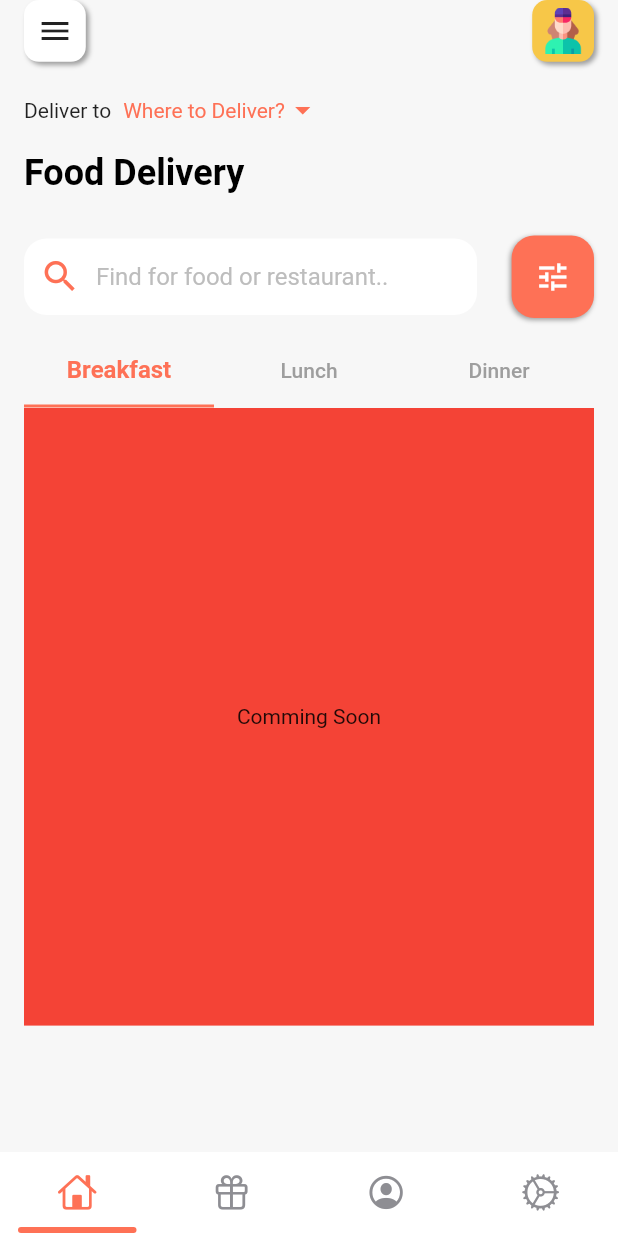
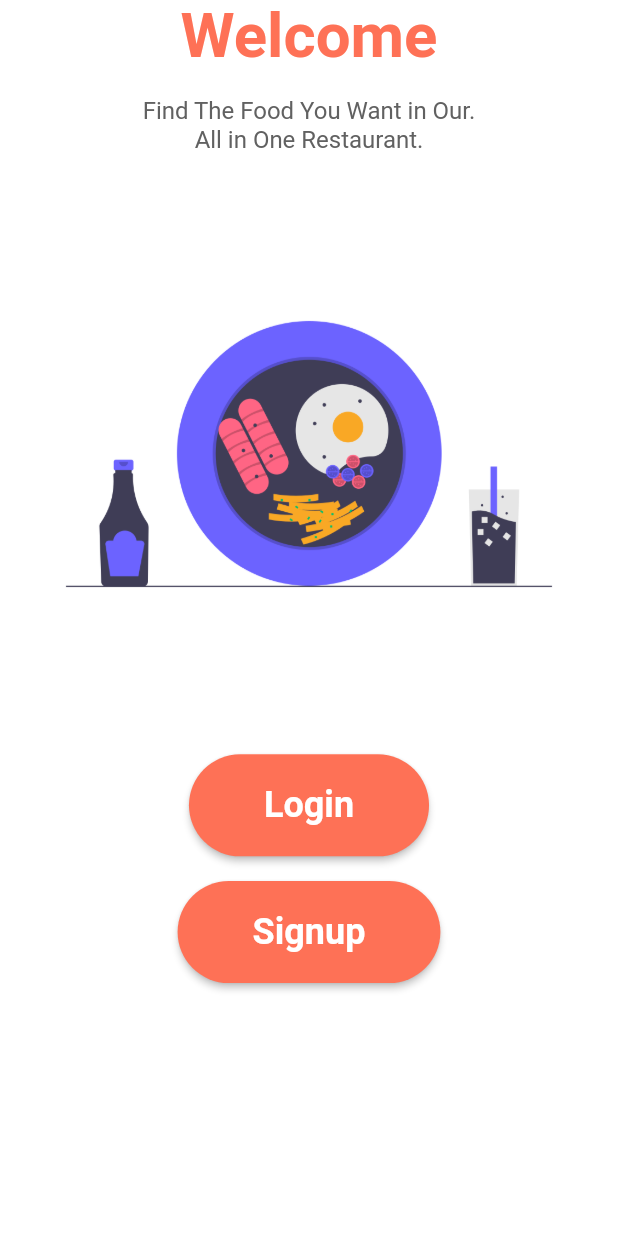
Before and after one commit to mdkamrulislam-web/restaurant_app_firebase_project, a Flutter app: the screen it shows after launch, on a phone screen of 412 x 824 dp. Run offline on Flutter 3.47's test engine with Material 2 defaults, Android fonts, the phone set to English and light mode, and no system bars; drawn by our look-alikes of persistent_bottom_nav_bar.

Commit message:
8th Commit - 2nd November 2021

```diff
--- a/lib/main.dart
+++ b/lib/main.dart
@@ -1,5 +1,8 @@
 import 'dart:ui';
-import 'package:firebase_project/screens/main_screen.dart';
+import 'package:firebase_project/screens/login_screen.dart';
+import 'package:firebase_project/screens/signup_screen.dart';
+import 'package:firebase_project/screens/welcome_screen.dart';
+import 'package:firebase_project/screens/home_screen.dart';
 import 'package:firebase_project/screens/offer_screen.dart';
 import 'package:firebase_project/screens/profile_screen.dart';
 import 'package:firebase_project/screens/settings_screen.dart';
@@ -35,7 +38,15 @@ class MyApp extends StatelessWidget {
         ),
       ),
       debugShowCheckedModeBanner: false,
-      home: const MyHomePage(),
+      // home: const WelcomeScreen(),
+      initialRoute: WelcomeScreen.id,
+      routes: {
+        WelcomeScreen.id: (context) => const WelcomeScreen(),
+        LoginScreen.id: (context) => const LoginScreen(),
+        SignupScreen.id: (context) => const SignupScreen(),
+        HomeScreen.id: (context) => const HomeScreen(),
+      },
+      // const MyHomePage(),
     );
   }
 }
@@ -78,7 +89,7 @@ class _MyHomePageState extends State<MyHomePage> {
 
   List<Widget> _buildScreens() {
     return [
-      const main_screen(),
+      const HomeScreen(),
       const OfferScreen(),
       const ProfileScreen(),
       const SettingsScreen(),
--- a/lib/screens/main_screen.dart
+++ b/lib/screens/home_screen.dart
@@ -3,15 +3,17 @@ import 'package:firebase_project/models/datamodels/restarunt_model.dart';
 import 'package:flutter/material.dart';
 
 // ignore: camel_case_types
-class main_screen extends StatefulWidget {
-  const main_screen({Key? key}) : super(key: key);
+class HomeScreen extends StatefulWidget {
+  const HomeScreen({Key? key}) : super(key: key);
+
+  static const String id = 'home_screen';
 
   @override
-  _main_screenState createState() => _main_screenState();
+  _HomeScreenState createState() => _HomeScreenState();
 }
 
 // ignore: camel_case_types
-class _main_screenState extends State<main_screen> {
+class _HomeScreenState extends State<HomeScreen> {
   @override
   Widget build(BuildContext context) {
     var size = MediaQuery.of(context).size;
--- /dev/null
+++ b/lib/screens/welcome_screen.dart
@@ -0,0 +1,121 @@
+import 'package:firebase_project/screens/signup_screen.dart';
+import 'package:flutter/material.dart';
+import 'package:flutter/widgets.dart';
+
+import 'login_screen.dart';
+
+// ignore: must_be_immutable
+class WelcomeScreen extends StatefulWidget {
+  const WelcomeScreen({Key? key}) : super(key: key);
+
+  static const String id = "welcome_screen";
+
+  @override
+  _WelcomeScreenState createState() => _WelcomeScreenState();
+}
+
+class _WelcomeScreenState extends State<WelcomeScreen> {
+  @override
+  Widget build(BuildContext context) {
+    Size size = MediaQuery.of(context).size;
+    return Scaffold(
+      backgroundColor: Colors.white,
+      body: SafeArea(
+        child: Center(
+          child: Column(
+            children: [
+              Text(
+                'Welcome',
+                style: TextStyle(
+                    color: const Color(0xfffe7156),
+                    fontSize: size.width.toDouble() / 10,
+                    fontWeight: FontWeight.w600),
+              ),
+              SizedBox(
+                height: size.height / 50,
+              ),
+              Text(
+                'Find The Food You Want in Our.',
+                style: TextStyle(
+                  color: Colors.grey.shade700,
+                  fontSize: 16,
+                ),
+              ),
+              Text(
+                'All in One Restaurant.',
+                style: TextStyle(
+                  color: Colors.grey.shade700,
+                  fontSize: 16,
+                ),
+              ),
+              SizedBox(
+                height: size.height / 10,
+              ),
+              const Image(
+                image: AssetImage(
+                  "assets/images/welcome_image.png",
+                ),
+              ),
+              SizedBox(
+                height: size.height / 10,
+              ),
+              ElevatedButton(
+                style: ButtonStyle(
+                    shape: MaterialStateProperty.all(
+                      RoundedRectangleBorder(
+                        borderRadius: BorderRadius.circular(50),
+                      ),
+                    ),
+                    padding: MaterialStateProperty.all(
+                        const EdgeInsets.symmetric(
+                            horizontal: 50, vertical: 20)),
+                    backgroundColor:
+                        MaterialStateProperty.all(const Color(0xfffe7156))),
+                onPressed: () {
+                  setState(() {
+                    Navigator.pushNamed(context, LoginScreen.id);
+                  });
+                },
+                child: const Text(
+                  'Login',
+                  style: TextStyle(
+                    fontSize: 24,
+                    fontWeight: FontWeight.w700,
+                  ),
+                ),
+              ),
+              SizedBox(
+                height: size.height / 50,
+              ),
+              ElevatedButton(
+                style: ButtonStyle(
+                    shape: MaterialStateProperty.all(
+                      RoundedRectangleBorder(
+                        borderRadius: BorderRadius.circular(50),
+                      ),
+                    ),
+                    padding: MaterialStateProperty.all(
+                        const EdgeInsets.symmetric(
+                            horizontal: 50, vertical: 20)),
+                    backgroundColor:
+                        MaterialStateProperty.all(const Color(0xfffe7156))),
+                onPressed: () {
+                  setState(() {
+                    Navigator.pushNamed(context, SignupScreen.id);
+                  });
+                },
+                child: const Text(
+                  'Signup',
+                  style: TextStyle(
+                    fontSize: 24,
+                    fontWeight: FontWeight.w700,
+                  ),
+                ),
+              ),
+            ],
+          ),
+        ),
+      ),
+    );
+  }
+}
```
Also changed, not shown: lib/screens/login_screen.dart (added, +30 -0 lines), lib/screens/signup_screen.dart (added, +30 -0 lines), assets/images/welcome_image.png (added).
